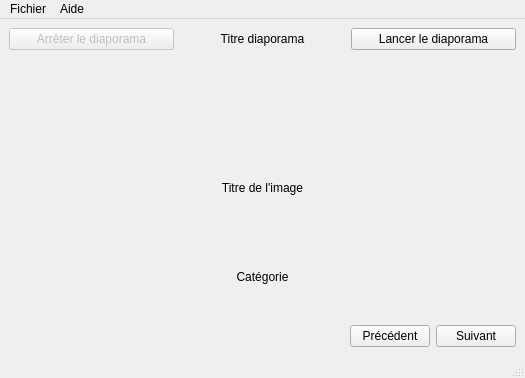
Old version of the form ProjetGraphique/lecteurvue.ui in the repository ToxykAuBleu/LecteurDiaporama.
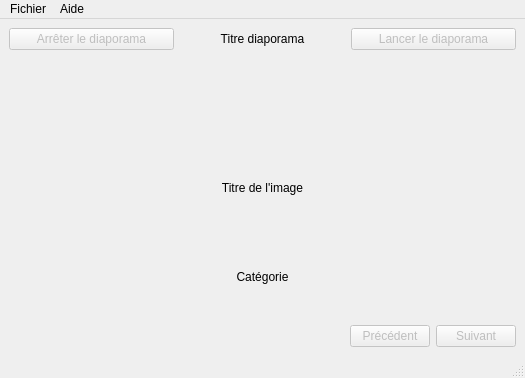
New version of the form. Icons and pictures are not drawn.

Commit message: Commit intermédiaire v4 [+] Ajout d'enlever diaporama, de vitesse, et de raccourcis clavier dans la MenuBar [+] Méthode majBoutonsLabels permettant de mettre à jour l'interface (pour charger et enlever) [+] Méthode enlever diaporama [~] Méthode charger diaporama

The edit to the form file:
```diff
--- a/ProjetGraphique/lecteurvue.ui
+++ b/ProjetGraphique/lecteurvue.ui
@@ -42,6 +42,9 @@
       </item>
       <item>
        <widget class="QPushButton" name="bLancerDiapo">
+        <property name="enabled">
+         <bool>false</bool>
+        </property>
         <property name="text">
          <string>Lancer le diaporama</string>
         </property>
@@ -145,6 +148,9 @@
       </item>
       <item>
        <widget class="QPushButton" name="bPrecedent">
+        <property name="enabled">
+         <bool>false</bool>
+        </property>
         <property name="text">
          <string>Précédent</string>
         </property>
@@ -156,7 +162,7 @@
       <item>
        <widget class="QPushButton" name="bSuivant">
         <property name="enabled">
-         <bool>true</bool>
+         <bool>false</bool>
         </property>
         <property name="text">
          <string>Suivant</string>
```
Left out of the diff: 34 changed lines with no effect on the pictures. The commit also changes 2 other files.
